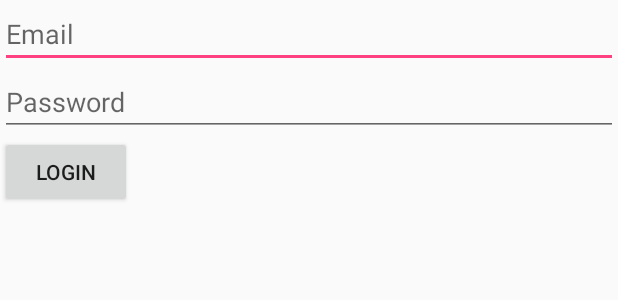
After one commit to Pauljim98/prueba2_jimenez_masaquiza, an Android app: the layout activity_logininicio.xml on its own in the app's theme, with its tools: preview values and no code run, on a phone screen of 412 x 824 dp. The commit adds this screen. Shown: the top 300 px of the screen. Run offline under Robolectric (Android 15) with nearby library versions, the phone set to English and light mode, and no system bars.

Commit message:
commit 19:00

```diff
--- a/app/src/main/AndroidManifest.xml
+++ b/app/src/main/AndroidManifest.xml
@@ -8,6 +8,9 @@
         android:roundIcon="@mipmap/ic_launcher_foreground"
         android:supportsRtl="true"
         android:theme="@style/AppTheme">
+        <activity
+            android:name="fisei.logininicio"
+            android:exported="false" />
         <activity
             android:name="fisei.maksym.cannongame.Target$login"
             android:exported="false"
--- a/app/src/main/java/fisei/maksym/cannongame/MainActivity.java
+++ b/app/src/main/java/fisei/maksym/cannongame/MainActivity.java
@@ -1,9 +1,7 @@
 package fisei.maksym.cannongame;
-
-import android.support.v4.app.AppCompatActivity;
 import android.os.Bundle;
 
-import com.maksym.cannongame.R;
+import androidx.appcompat.app.AppCompatActivity;
 
 public class MainActivity extends AppCompatActivity {
 
--- /dev/null
+++ b/app/src/main/res/layout/activity_logininicio.xml
@@ -0,0 +1,26 @@
+<LinearLayout
+    xmlns:android="http://schemas.android.com/apk/res/android"
+    android:layout_width="match_parent"
+    android:layout_height="match_parent"
+    android:orientation="vertical">
+
+    <EditText
+        android:id="@+id/editTextEmail"
+        android:layout_width="match_parent"
+        android:layout_height="wrap_content"
+        android:hint="Email" />
+
+    <EditText
+        android:id="@+id/editTextPassword"
+        android:layout_width="match_parent"
+        android:layout_height="wrap_content"
+        android:inputType="textPassword"
+        android:hint="Password" />
+
+    <Button
+        android:id="@+id/buttonLogin"
+        android:layout_width="wrap_content"
+        android:layout_height="wrap_content"
+        android:text="Login" />
+
+</LinearLayout>
```
Also changed, not shown: app/src/main/java/fisei/logininicio.java (added, +43 -0 lines).
